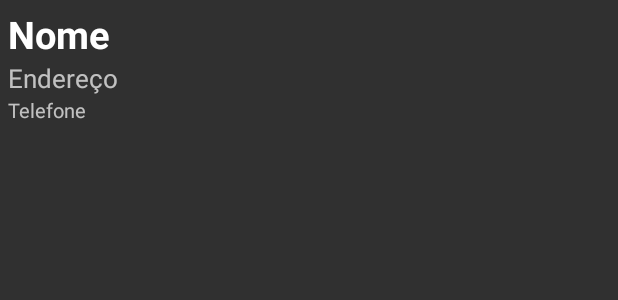
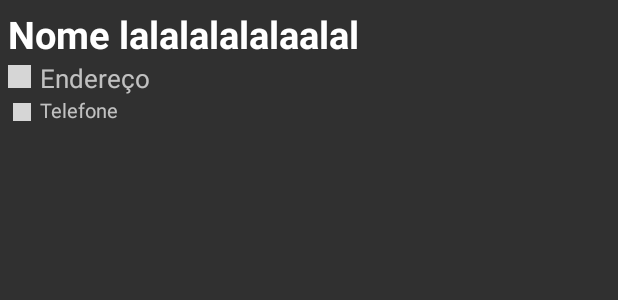
Before and after one commit to CBSoft2016/AplicativoCBSoft2016, an Android app: the layout fragment_hospedagem_item.xml on its own in the app's theme, with its tools: preview values and no code run, on a phone screen of 412 x 824 dp. Shown: the top 300 px of the screen. Run offline under Robolectric (Android 15) with nearby library versions, the phone set to English and light mode, and no system bars; grey boxes are pictures that could not be loaded.

Commit message:
Ícones e ListView

```diff
--- a/app/build.gradle
+++ b/app/build.gradle
@@ -39,5 +39,4 @@ dependencies {
     compile 'com.android.support:design:22.2.0'
     compile 'info.hoang8f:fbutton:1.0.5'
 
-
 }
--- a/app/src/main/res/layout/fragment_hospedagem_item.xml
+++ b/app/src/main/res/layout/fragment_hospedagem_item.xml
@@ -7,7 +7,7 @@
         android:layout_width="wrap_content"
         android:layout_height="wrap_content"
         android:textAppearance="?android:attr/textAppearanceLarge"
-        android:text="Nome"
+        android:text="Nome lalalalalalaalal"
         android:id="@+id/textHotelNome"
         android:layout_alignParentLeft="true"
         android:layout_marginLeft="5dp"
@@ -22,11 +22,10 @@
         android:textAppearance="?android:attr/textAppearanceMedium"
         android:text="Endereço"
         android:id="@+id/textHotelEndereco"
+        android:textSize="@dimen/letra_media"
         android:layout_below="@+id/textHotelNome"
-        android:layout_alignParentLeft="true"
-        android:layout_alignParentStart="true"
-        android:layout_marginLeft="5dp"
-        android:textSize="@dimen/letra_media" />
+        android:layout_toRightOf="@+id/imageView5"
+        android:layout_toEndOf="@+id/imageView5" />
 
     <TextView
         android:layout_width="wrap_content"
@@ -34,11 +33,10 @@
         android:textAppearance="?android:attr/textAppearanceSmall"
         android:text="Telefone"
         android:id="@+id/textHotelTelefone"
+        android:textSize="@dimen/letra_pequena"
         android:layout_below="@+id/textHotelEndereco"
-        android:layout_alignParentLeft="true"
-        android:layout_alignParentStart="true"
-        android:layout_marginLeft="5dp"
-        android:textSize="@dimen/letra_pequena" />
+        android:layout_alignLeft="@+id/textHotelEndereco"
+        android:layout_alignStart="@+id/textHotelEndereco" />
 
     <ImageView
         android:layout_width="120dp"
@@ -49,4 +47,25 @@
         android:layout_alignParentEnd="true"
         android:layout_margin="5dp" />
 
+    <ImageView
+        android:layout_width="15dp"
+        android:layout_height="15dp"
+        android:id="@+id/imageView5"
+        android:background="@drawable/map"
+        android:layout_below="@+id/textHotelNome"
+        android:layout_alignLeft="@+id/textHotelNome"
+        android:layout_alignStart="@+id/textHotelNome"
+        android:layout_marginTop="3dp"
+        android:layout_marginRight="6dp" />
+
+    <ImageView
+        android:layout_width="12dp"
+        android:layout_height="12dp"
+        android:id="@+id/imageView6"
+        android:background="@drawable/phone"
+        android:layout_alignBottom="@+id/textHotelTelefone"
+        android:layout_alignRight="@+id/imageView5"
+        android:layout_alignEnd="@+id/imageView5"
+        android:layout_marginBottom="2dp" />
+
 </RelativeLayout>
--- a/app/src/main/res/layout/fragment_minicursos.xml
+++ b/app/src/main/res/layout/fragment_minicursos.xml
@@ -10,5 +10,7 @@
         android:layout_height="match_parent"
         android:id="@+id/listView_minicursos"
         android:layout_alignParentTop="true"
-        android:layout_centerHorizontal="true" />
+        android:layout_centerHorizontal="true"
+        android:divider="@null"
+        android:dividerHeight="0dp"/>
 </RelativeLayout>
```
Also changed, not shown: app/src/main/res/layout/fragment_restaurantes_item.xml (+28 -8 lines), app/src/main/res/layout/fragment_taxi_item.xml (+15 -4 lines), app/src/main/res/layout/fragment_turismo_item.xml (+27 -8 lines), 197 other files.
